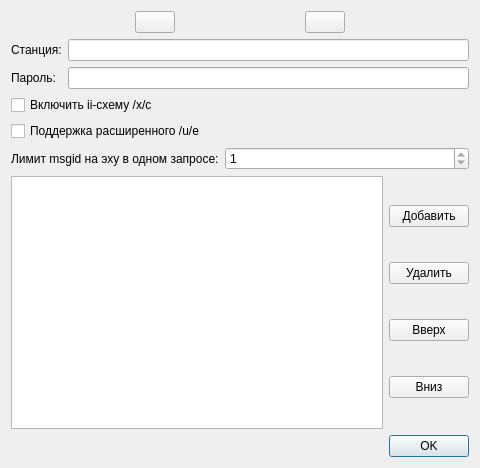
Old version of the form qtgui-files/stations.ui in the repository idec-net/cutiefeed.
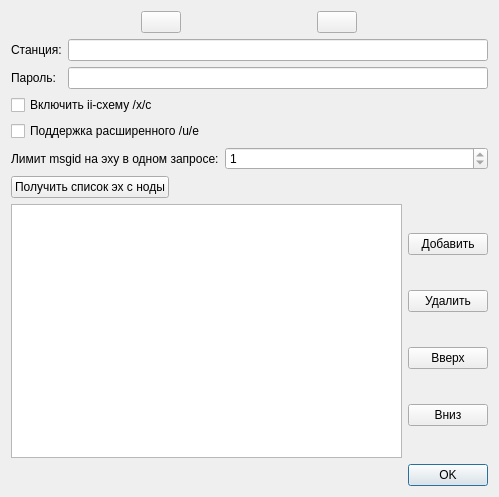
New version of the form. Icons and pictures are not drawn.

Diff of the .ui file:
```diff
--- a/qtgui-files/stations.ui
+++ b/qtgui-files/stations.ui
@@ -9,8 +9,8 @@
    <rect>
     <x>0</x>
     <y>0</y>
-    <width>480</width>
-    <height>468</height>
+    <width>499</width>
+    <height>497</height>
    </rect>
   </property>
   <property name="windowTitle">
@@ -141,6 +141,13 @@
           </property>
          </widget>
         </item>
+        <item row="1" column="0">
+         <widget class="QPushButton" name="pushButton_5">
+          <property name="text">
+           <string>Получить список эх с ноды</string>
+          </property>
+         </widget>
+        </item>
        </layout>
       </item>
       <item>
```
Left out of the diff: 26 changed lines with no effect on the pictures.
